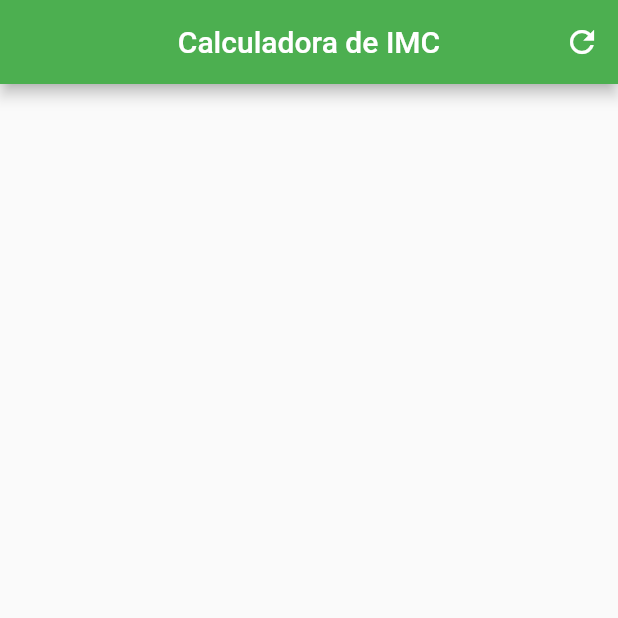
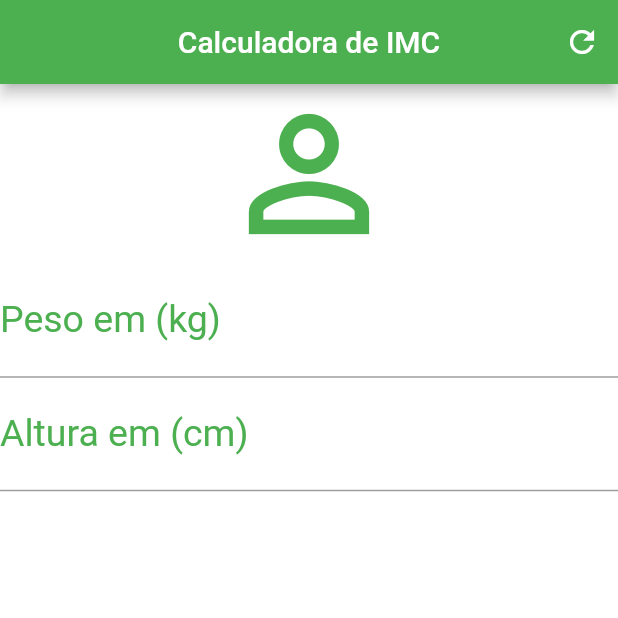
Before and after one commit to edvaldoide/calc_imc, a Flutter app: the screen it shows after launch, on a phone screen of 412 x 824 dp, the top half of it. Run offline on Flutter 3.47's test engine with Material 2 defaults, Android fonts, the phone set to English and light mode, and no system bars.

Commit message:
Adicionando o TextField e efetuando Decorações

```diff
--- a/calc_imc/lib/main.dart
+++ b/calc_imc/lib/main.dart
@@ -21,8 +21,31 @@ class _HomeState extends State<Home> {
         title: Text('Calculadora de IMC'),
         centerTitle: true,
         backgroundColor: Colors.green,
-        actions: [
-          IconButton (onPressed: () {}, icon: Icon(Icons.refresh))
+        actions: [IconButton(onPressed: () {}, icon: Icon(Icons.refresh))],
+      ),
+      backgroundColor: Colors.white,
+      body: Column(
+        crossAxisAlignment: CrossAxisAlignment.stretch,
+        children: [
+          Icon(Icons.person_outline, size: 120.0, color: Colors.green),
+          TextField(
+            keyboardType: TextInputType.number,
+            decoration: InputDecoration(
+              labelText: 'Peso em (kg)',
+              labelStyle: TextStyle(color: Colors.green),
+            ),
+            textAlign: TextAlign.center,
+            style: TextStyle(color: Colors.green, fontSize: 25.0),
+          ),
+          TextField(
+            keyboardType: TextInputType.number,
+            decoration: InputDecoration(
+              labelText: 'Altura em (cm)',
+              labelStyle: TextStyle(color: Colors.green),
+            ),
+            textAlign: TextAlign.center,
+            style: TextStyle(color: Colors.green, fontSize: 25.0),
+          ),
         ],
       ),
     );
```
